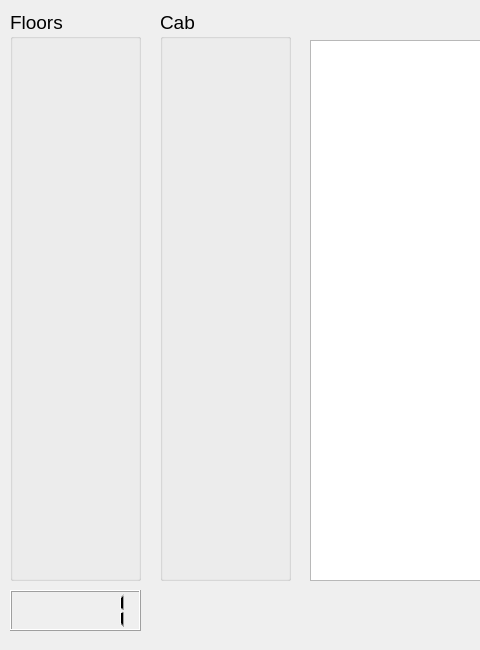
Before: the Qt Designer form lab04/MainWindow/mainwindow.ui in kalashkovpaul/bmstu-oop, drawn with Qt 5; both pictures show x 0 to 480 and y 0 to 650 of the 1000 by 650 pixel window.
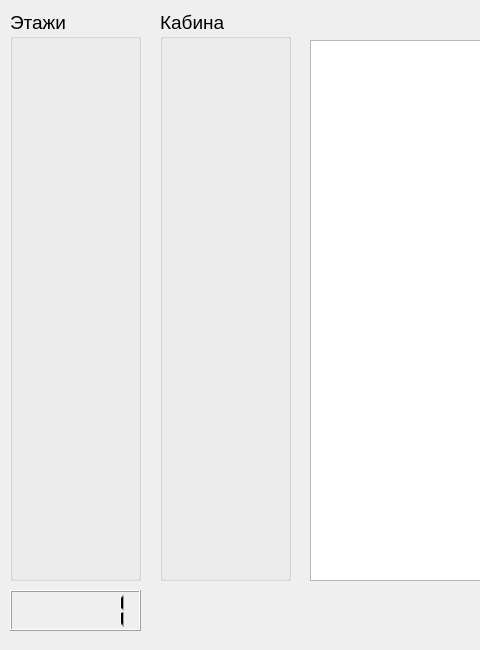
After: the same form once the commit is applied. Custom widgets are drawn as their Qt base class.

The edit to the form file:
```diff
--- a/lab04/MainWindow/mainwindow.ui
+++ b/lab04/MainWindow/mainwindow.ui
@@ -45,7 +45,7 @@
      </rect>
     </property>
     <property name="title">
-     <string>Floors</string>
+     <string>Этажи</string>
     </property>
     <layout class="QVBoxLayout" name="verticalLayout">
      <property name="spacing">
@@ -75,7 +75,7 @@
      </rect>
     </property>
     <property name="title">
-     <string>Cab</string>
+     <string>Кабина</string>
     </property>
     <layout class="QVBoxLayout" name="verticalLayout_2">
      <property name="spacing">
```
Left out of the diff: 4 changed lines with no effect on the pictures.
